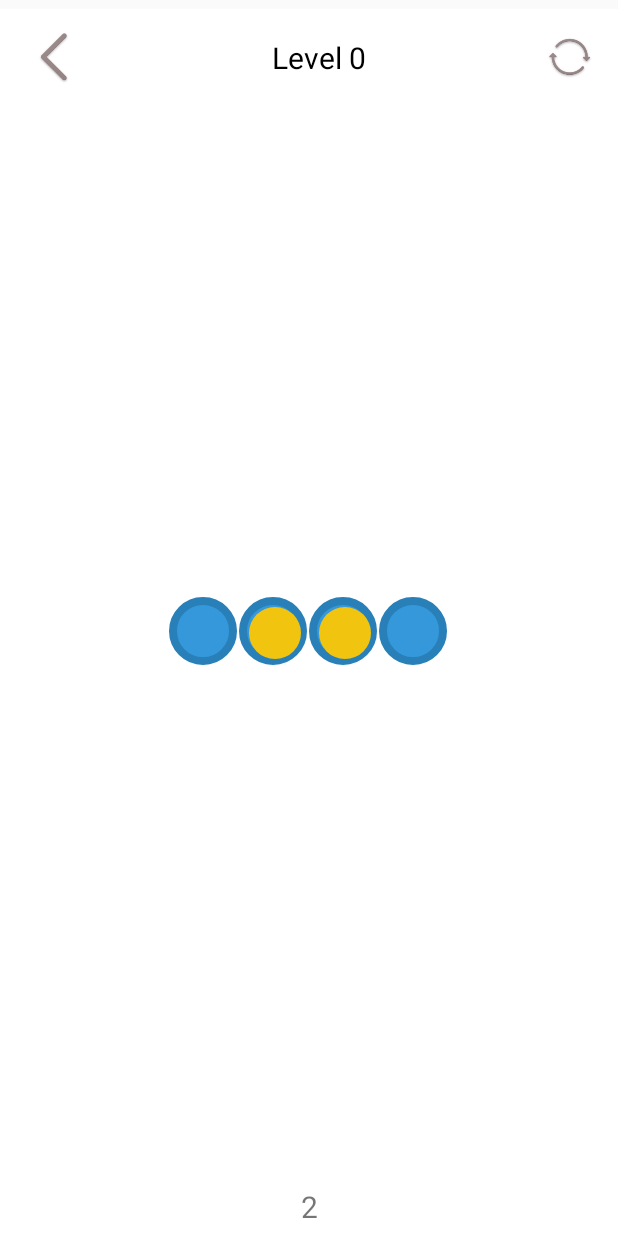
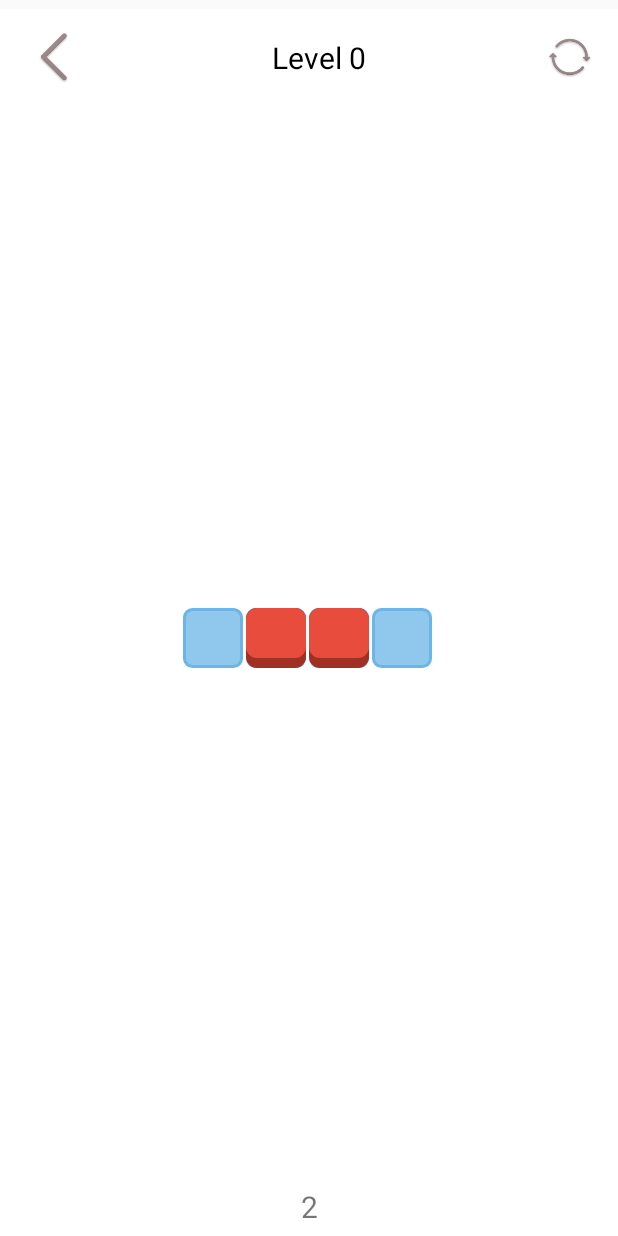
Before and after one commit to angitha-das/Clever-Move, an Android app: the screen it shows after launch (GamePlayActivity), after a tap on an icon or button, on a phone screen of 412 x 824 dp. Run offline under Robolectric (Android 15) with nearby library versions, the light colour scheme and no system bars.

Commit message:
Design Changes

```diff
--- a/app/src/main/java/com/example/angitha/mygame/controller/GamePlayController.java
+++ b/app/src/main/java/com/example/angitha/mygame/controller/GamePlayController.java
@@ -168,7 +168,7 @@ public class GamePlayController{
      */
     public class SquareDragListener implements View.OnDragListener {
 
-        Drawable defaultSquare = mContext.getResources().getDrawable(R.drawable.red_disc);
+        Drawable defaultSquare = mContext.getResources().getDrawable(R.drawable.square);
         Drawable hoverSquare = mContext.getResources().getDrawable(R.drawable.square_hover);
 
         @Override
--- a/app/src/main/java/com/example/angitha/mygame/view/BoardView.java
+++ b/app/src/main/java/com/example/angitha/mygame/view/BoardView.java
@@ -27,6 +27,7 @@ public class BoardView extends TableLayout {
 	private PegLayout[][] squares;
 	private PegView[][] pieces = new PegView[9][9];
 	private Drawable defaultSquare;
+	private Drawable disabledSquare;
 
 	private Context mContext;
 
@@ -51,7 +52,8 @@ public class BoardView extends TableLayout {
 
 
 	private void init() {
-		defaultSquare = getResources().getDrawable(R.drawable.red_disc);
+		defaultSquare = getResources().getDrawable(R.drawable.square);
+		disabledSquare = getResources().getDrawable(R.drawable.disabled_square);
 	}
 
 	public void initialize(GamePlayController gamePlayController, int[][] boardMatrix,
@@ -71,8 +73,8 @@ public class BoardView extends TableLayout {
 
 	private void buildCells() {
 		removeAllViewsInLayout();
-		int height = dpToPixels(45);
-		int width = dpToPixels(45);
+		int height = dpToPixels(40);
+		int width = dpToPixels(40);
 		int height_peg = dpToPixels(40);
 		int width_peg = dpToPixels(40);
 		for (int r = 0; r < Row; r++) {
@@ -81,12 +83,12 @@ public class BoardView extends TableLayout {
 				if (!(mBoardMatrix[r][c] == 0)) {
 					squares[r][c] = new PegLayout(mContext, r, c);
 					squares[r][c].setBackgroundDrawable(defaultSquare);
-					squares[r][c].setPadding(2,2,2,2);
+					squares[r][c].setPadding(0,0,0,0);
 					squares[r][c].setOnDragListener(squareDragListener);
 					if (mBoardMatrix[r][c] == 1) {
 						pieces[r][c] = new PegView(mContext, r, c);
-						pieces[r][c].setImageResource(R.drawable.yellow_disc);
-						pieces[r][c].setPadding(8,8,0,0);
+						pieces[r][c].setImageResource(R.drawable.cell);
+						pieces[r][c].setPadding(0,0,0,0);
 						pieces[r][c].setLayoutParams(new ViewGroup.LayoutParams(height_peg,width_peg));
 						pieces[r][c].setOnTouchListener(pegTouchListener);
 						squares[r][c].addView(pieces[r][c]);
@@ -94,7 +96,7 @@ public class BoardView extends TableLayout {
 					row[r].addView(squares[r][c]);
 					TableRow.LayoutParams params = (TableRow.LayoutParams)squares[r][c].getLayoutParams();
 					params.column = c;
-					params.setMargins(0,0,2,2);
+					params.setMargins(0,0,3,3);
 					params.height = height;
 					params.width = width;
 					squares[r][c].setLayoutParams(params);
--- /dev/null
+++ b/app/src/main/res/drawable/cell.xml
@@ -0,0 +1,18 @@
+<?xml version="1.0" encoding="utf-8"?>
+
+<layer-list xmlns:android="http://schemas.android.com/apk/res/android">
+            <!-- SHADOW LAYER -->
+            <item android:left="0dp" android:top="0dp">
+                <shape>
+                    <solid android:color="@color/pomegranate" />
+                    <corners android:radius="7dp"/>
+                </shape>
+            </item>
+            <!-- CONTENT LAYER -->
+            <item android:bottom="7dp" android:right="0dp">
+                <shape>
+                    <solid android:color="@color/alizarin" />
+                    <corners android:radius="7dp"/>
+                </shape>
+            </item>
+</layer-list>
--- /dev/null
+++ b/app/src/main/res/drawable/disabled_square.xml
@@ -0,0 +1,6 @@
+<?xml version="1.0" encoding="utf-8"?>
+
+<shape xmlns:android="http://schemas.android.com/apk/res/android">
+                    <solid android:color="@color/peter_river_light" />
+                    <corners android:radius="0dp"/>
+</shape>
--- /dev/null
+++ b/app/src/main/res/drawable/square.xml
@@ -0,0 +1,8 @@
+<?xml version="1.0" encoding="utf-8"?>
+
+<shape xmlns:android="http://schemas.android.com/apk/res/android">
+                    <solid android:color="@color/peter_river" />
+                    <corners android:radius="5dp"/>
+    <stroke android:color="@color/peter_river_dark"
+            android:width="2dp" />
+</shape>
--- a/app/src/main/res/layout/activity_game_play.xml
+++ b/app/src/main/res/layout/activity_game_play.xml
@@ -58,7 +58,7 @@
         app:layout_constraintBottom_toTopOf="@+id/score"
         app:layout_constraintEnd_toEndOf="parent"
         app:layout_constraintStart_toStartOf="parent"
-        app:layout_constraintTop_toBottomOf="@+id/level" />
+        app:layout_constraintTop_toBottomOf="@+id/back" />
 
     <TextView
         android:id="@+id/score"
--- a/app/src/main/res/values/colors.xml
+++ b/app/src/main/res/values/colors.xml
@@ -6,9 +6,11 @@
     <color name="colorBlack">#000000</color>
     <color name="colorWhite">#FFFFFF</color>
     <color name="alizarin">#e74c3c</color>
-    <color name="pomegranate">#c0392b</color>
+    <color name="pomegranate">#a13024</color>
     <color name="belize_hole">#2980b9</color>
-    <color name="peter_river">#3498db</color>
+    <color name="peter_river">#90c7ec</color>
+    <color name="peter_river_dark">#6bb5e7</color>
+    <color name="peter_river_light">#d0edff</color>
     <color name="sun_flower">#f1c40f</color>
     <color name="app_title">#2c3e50</color>
     <color name="dark_purple">#2c0b41</color>
```
